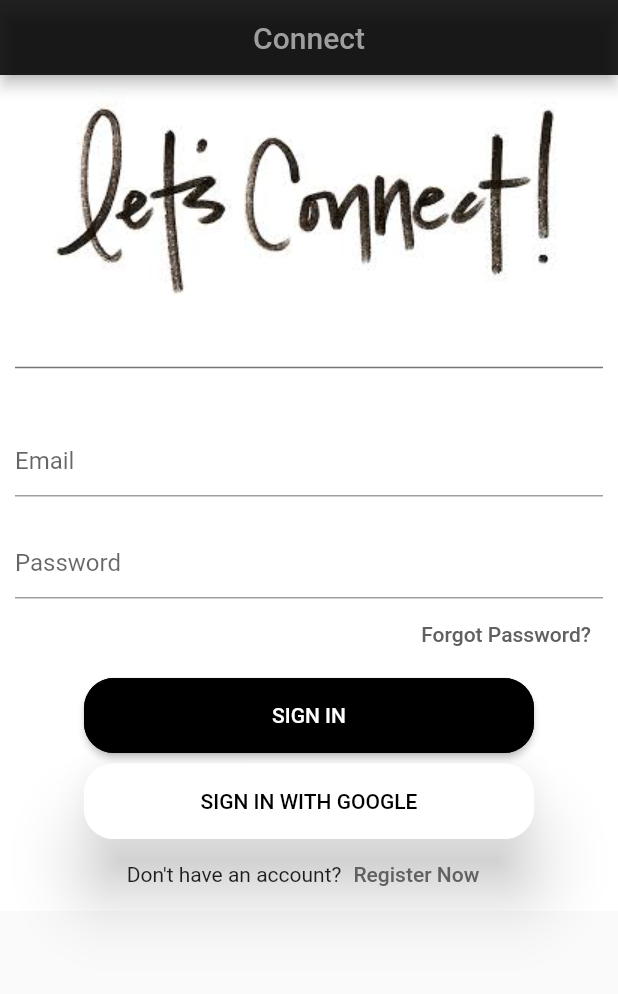
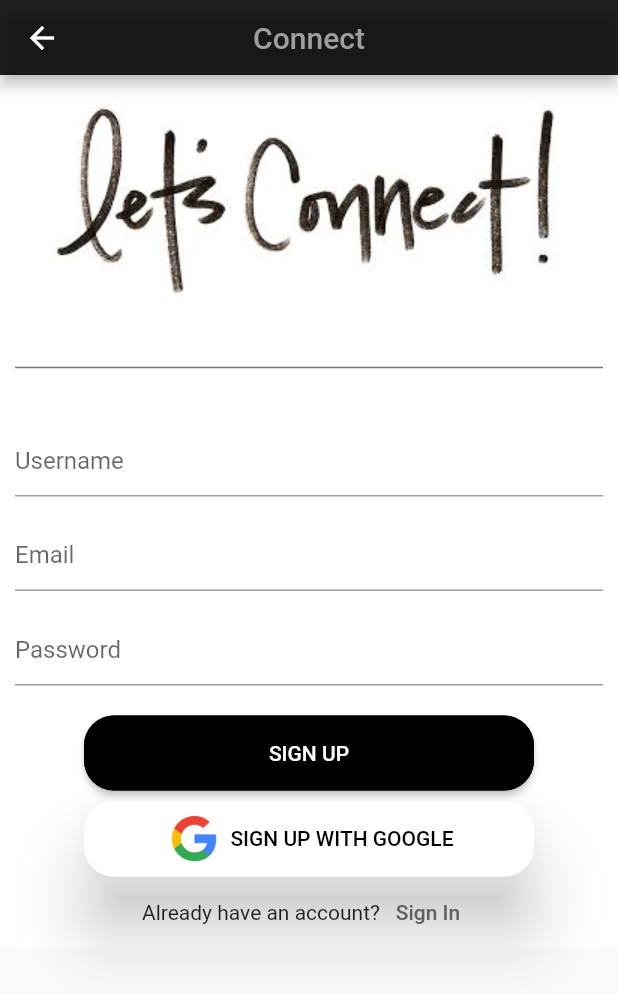
Before and after one commit to Hardik959/flutter_chat, a Flutter app: the screen it shows after launch, after a tap on "Register Now", on a phone screen of 412 x 824 dp. Shown: the top 994 px of the screen. Run offline on Flutter 3.47's test engine with Material 2 defaults, Android fonts, the phone set to English and light mode, and no system bars.

Commit message:
Sign Up Done

```diff
--- a/lib/Views/SignIn.dart
+++ b/lib/Views/SignIn.dart
@@ -1,6 +1,7 @@
-// ignore_for_file: file_names, prefer_const_constructors
+// ignore_for_file: file_names, prefer_const_constructors, sized_box_for_whitespace
 
 import 'package:flutter/material.dart';
+import 'package:flutter_chat/Views/SignUp.dart';
 import 'package:flutter_chat/widgets/widgets.dart';
 
 class SignIn extends StatefulWidget {
@@ -86,8 +87,21 @@ class _SignInState extends State<SignIn> {
                   width: 300,
                   height: 50.3,
                   child: ElevatedButton(
-                    child: Text("Sign In with Google".toUpperCase(),
-                        style: TextStyle(fontSize: 14, color: Colors.black)),
+                    child: Row(
+                      mainAxisAlignment: MainAxisAlignment.center,
+                      children: [
+                        Image.asset(
+                          "assets/images/googlesign.png",
+                          height: 40,
+                        ),
+                        SizedBox(
+                          width: 4,
+                        ),
+                        Text("Sign In with Google".toUpperCase(),
+                            style:
+                                TextStyle(fontSize: 14, color: Colors.black)),
+                      ],
+                    ),
                     style: ButtonStyle(
                         elevation: MaterialStateProperty.all<double>(20),
                         shadowColor:
@@ -110,7 +124,12 @@ class _SignInState extends State<SignIn> {
                   children: [
                     Text("Don't have an account?"),
                     TextButton(
-                        onPressed: () {},
+                        onPressed: () {
+                          Navigator.push(
+    context,
+    MaterialPageRoute(builder: (context) => const SignUp()),
+  );
+                        },
                         child: Text(
                           "Register Now",
                           style: TextStyle(color: Colors.grey[700]),
--- a/lib/Views/SignUp.dart
+++ b/lib/Views/SignUp.dart
@@ -0,0 +1,141 @@
+// ignore_for_file: prefer_const_constructors
+
+import 'package:flutter/material.dart';
+import 'package:flutter_chat/Views/SignIn.dart';
+import 'package:flutter_chat/widgets/widgets.dart';
+
+class SignUp extends StatefulWidget {
+  const SignUp({Key? key}) : super(key: key);
+
+  @override
+  State<SignUp> createState() => _SignUpState();
+}
+
+class _SignUpState extends State<SignUp> {
+  @override
+  Widget build(BuildContext context) {
+    return Scaffold(
+      appBar: PreferredSize(
+          preferredSize: const Size.fromHeight(50), child: appbarmain(context)),
+      body: SingleChildScrollView(
+        child: Container(
+            color: Colors.white,
+            padding: EdgeInsets.symmetric(horizontal: 10),
+            child: Column(
+              children: [
+                SizedBox(
+                  height: 10,
+                ),
+                Image.asset("assets/images/connect.jpg"),
+                SizedBox(
+                  height: 30,
+                ),
+                Divider(
+                  thickness: 1,
+                  color: Colors.black54,
+                ),
+                SizedBox(
+                  height: 30,
+                ),
+                TextField(
+                  decoration: inputtextfield("Username"),
+                  onTap: (() {}),
+                ),
+                SizedBox(
+                  height: 15,
+                ),
+                TextField(
+                  obscureText: true,
+                  decoration: inputtextfield("Email"),
+                  onTap: (() {}),
+                ),
+                SizedBox(
+                  height: 15,
+                ),
+                TextField(
+                  obscureText: true,
+                  decoration: inputtextfield("Password"),
+                  onTap: (() {}),
+                ),
+
+                SizedBox(
+                  height: 20,
+                ),
+                // ignore: sized_box_for_whitespace
+                Container(
+                  width: 300,
+                  height: 50,
+                  child: ElevatedButton(
+                    child: Text("Sign Up".toUpperCase(),
+                        style: TextStyle(fontSize: 14)),
+                    style: ButtonStyle(
+                        foregroundColor:
+                            MaterialStateProperty.all<Color>(Colors.white),
+                        backgroundColor:
+                            MaterialStateProperty.all<Color>(Colors.black),
+                        shape:
+                            MaterialStateProperty.all<RoundedRectangleBorder>(
+                                RoundedRectangleBorder(
+                                    borderRadius: BorderRadius.circular(20),
+                                    side: BorderSide(color: Colors.black)))),
+                    onPressed: () {},
+                  ),
+                ),
+                SizedBox(
+                  height: 7,
+                ),
+                Container(
+                  width: 300,
+                  height: 50.3,
+                  child: ElevatedButton(
+                    child: Row(
+                      mainAxisAlignment: MainAxisAlignment.center,
+                      children: [
+                        Image.asset(
+                          "assets/images/googlesign.png",
+                          height: 40,
+                        ),
+                        SizedBox(
+                          width: 4,
+                        ),
+                        Text("Sign Up with Google".toUpperCase(),
+                            style:
+                                TextStyle(fontSize: 14, color: Colors.black)),
+                      ],
+                    ),
+                    style: ButtonStyle(
+                        elevation: MaterialStateProperty.all<double>(20),
+                        shadowColor:
+                            MaterialStateProperty.all<Color>(Colors.black),
+                        foregroundColor:
+                            MaterialStateProperty.all<Color>(Colors.white),
+                        backgroundColor:
+                            MaterialStateProperty.all<Color>(Colors.white),
+                        shape:
+                            MaterialStateProperty.all<RoundedRectangleBorder>(
+                                RoundedRectangleBorder(
+                                    borderRadius: BorderRadius.circular(20),
+                                    side: BorderSide(color: Colors.white)))),
+                    onPressed: () {},
+                  ),
+                ),
+                // ignore: prefer_const_literals_to_create_immutables
+                Row(
+                  mainAxisAlignment: MainAxisAlignment.center,
+                  children: [
+                    Text("Already have an account?"),
+                    TextButton(
+                        onPressed: () {Navigator.pop(context);
+                        },
+                        child: Text(
+                          "Sign In",
+                          style: TextStyle(color: Colors.grey[700]),
+                        ))
+                  ],
+                )
+              ],
+            )),
+      ),
+    );
+  }
+}
--- a/lib/main.dart
+++ b/lib/main.dart
@@ -1,5 +1,6 @@
 import 'package:flutter/material.dart';
 import 'package:flutter_chat/Views/SignIn.dart';
+import 'package:flutter_chat/Views/SignUp.dart';
 
 void main() {
   runApp(const MyApp());
```
Also changed, not shown: assets/images/google sign.svg (added), assets/images/googlesign.png (added).
